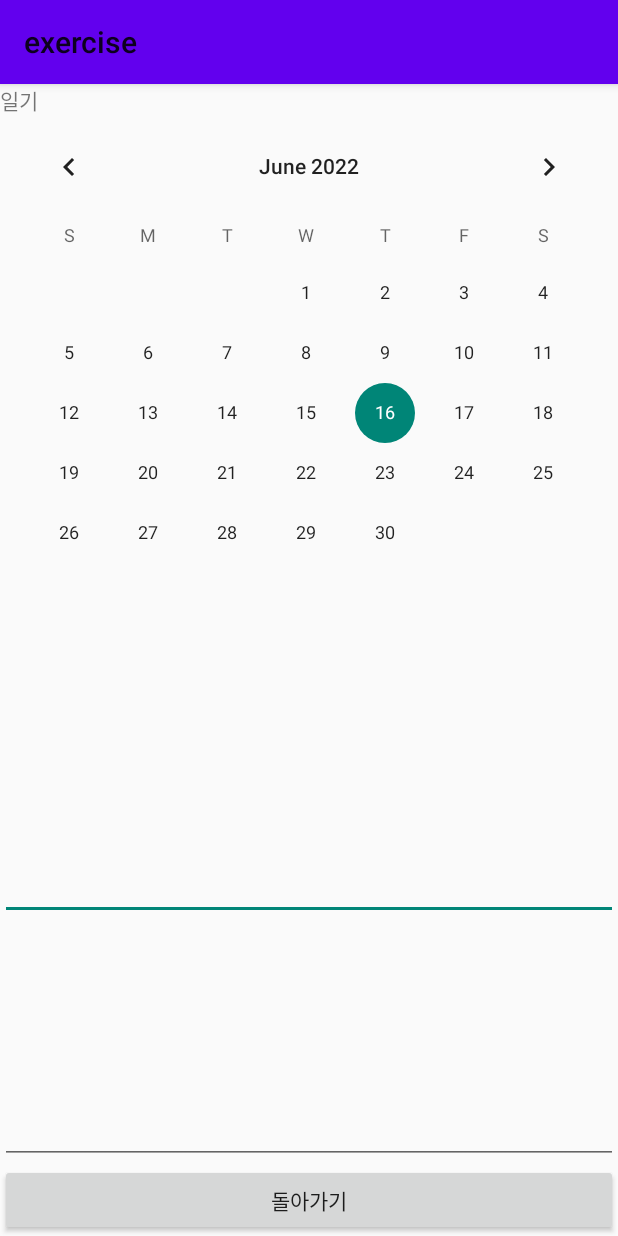
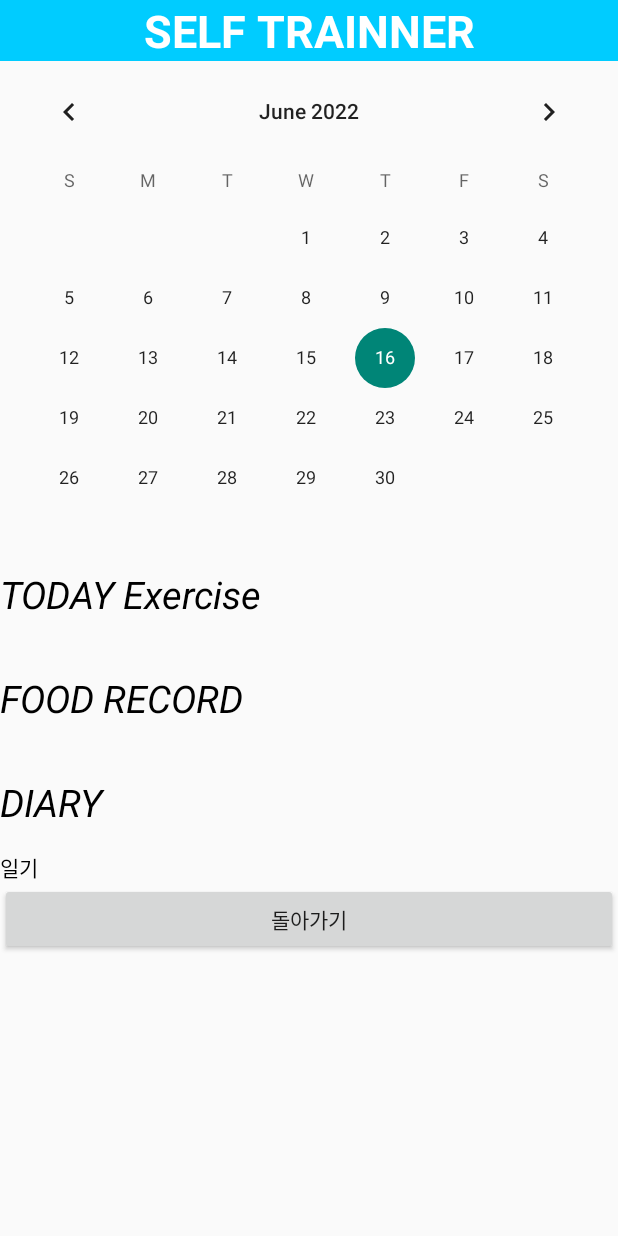
Before and after one commit to silchairmen/exercise, an Android app: the total_diary screen opened directly, with no data from a screen before it, on a phone screen of 412 x 824 dp. Run offline under Robolectric (Android 15) with nearby library versions, the phone set to English and light mode, and no system bars.

Commit message:
Final check

```diff
--- a/app/src/main/java/com/example/exercise/myDBHelper.java
+++ b/app/src/main/java/com/example/exercise/myDBHelper.java
@@ -6,12 +6,12 @@ import android.database.sqlite.SQLiteOpenHelper;
 
 public class myDBHelper extends SQLiteOpenHelper {
     public myDBHelper(Context context){
-        super(context, "myDB", null, 1);
+        super(context, "myDB_final", null, 1);
     }
 
     public void onCreate(SQLiteDatabase db){
 
-        String Diary = "CREATE TABLE myDiary(Date char(10), content varchar(500));";
+        String Diary = "CREATE TABLE myDiary(Date char(10), content Text);";
         db.execSQL(Diary);
 
         String Exer ="CREATE TABLE myExer(Date char(10), ExerContent char(500));";
--- a/app/src/main/java/com/example/exercise/total_diary.java
+++ b/app/src/main/java/com/example/exercise/total_diary.java
@@ -10,6 +10,7 @@ import android.widget.Button;
 import android.widget.CalendarView;
 import android.widget.DatePicker;
 import android.widget.EditText;
+import android.widget.TextView;
 import android.widget.Toast;
 
 import androidx.annotation.NonNull;
@@ -21,7 +22,7 @@ public class total_diary extends AppCompatActivity {
     myDBHelper myHelper;
     SQLiteDatabase sqlDB;
     CalendarView cal;
-    EditText totaldiary, totaldiary2;
+    TextView totaldiary, totaldiary2,totaldiary3;
     Button btnE, btnWrite;
     String fileName;
     int cYear, cMonth, cDay;
@@ -32,8 +33,9 @@ public class total_diary extends AppCompatActivity {
         setContentView(R.layout.total_diary);
 
         cal = (CalendarView) findViewById(R.id.calendarView1);
-        totaldiary = (EditText) findViewById(R.id.totalDiary);
-        totaldiary2 = (EditText) findViewById(R.id.totalDiary2);
+        totaldiary = (TextView) findViewById(R.id.totalDiary);
+        totaldiary2 = (TextView) findViewById(R.id.totalDiary2);
+        totaldiary3 = (TextView) findViewById(R.id.totalDiary3);
         btnWrite = (Button) findViewById(R.id.btnWrite);
         btnE = (Button) findViewById(R.id.BtnE);
 
@@ -65,8 +67,9 @@ public class total_diary extends AppCompatActivity {
                 String str = readTotal(fileName);
                 String str2 = readTotal2(fileName);
                 String str3 = readTotal3(fileName);
-                totaldiary.setText(str); //일기
-                totaldiary2.setText(str2 + str3); //운동 및 식단
+                totaldiary3.setText(str); //일기
+                totaldiary2.setText(str3);
+                totaldiary.setText(str2);//운동 및 식단
             }
         });
 
@@ -106,7 +109,7 @@ public class total_diary extends AppCompatActivity {
                 + fName + "'AND ExerContent is NOT NULL;",null);
         while (cursor.moveToNext()){
             Exerresult +="\n"
-                    +"운동 기록: "+ cursor.getString(1);
+                    +"운동 기록 "+ cursor.getString(1)+"\n";
         }
         return Exerresult;
     }
@@ -119,7 +122,7 @@ public class total_diary extends AppCompatActivity {
                 + fName + "'AND Eat is not null AND Eatcal is not null;",null);
         while (cursor.moveToNext()){
             Eatresult +=
-                    " 식사 시간: "+ cursor.getString(1)
+                            cursor.getString(1)
                             +", 음식: "
                             + cursor.getString(2)
                             +", 칼로리: "
--- a/app/src/main/res/layout/total_diary.xml
+++ b/app/src/main/res/layout/total_diary.xml
@@ -1,11 +1,20 @@
-<LinearLayout xmlns:android="http://schemas.android.com/apk/res/android"
+<ScrollView xmlns:android="http://schemas.android.com/apk/res/android"
     android:layout_width="match_parent"
-    android:layout_height="match_parent"
+    android:orientation="vertical"
+    android:layout_height="match_parent">
+    <LinearLayout
+        android:layout_width="match_parent"
+        android:layout_height="wrap_content"
         android:orientation="vertical">
     <TextView
         android:layout_width="match_parent"
         android:layout_height="wrap_content"
-        android:text="일기"/>
+        android:textSize="30dp"
+        android:gravity="center"
+        android:background="#00CCFF"
+        android:textStyle="bold"
+        android:textColor="@color/white"
+        android:text="SELF TRAINNER"/>
         <LinearLayout
             android:layout_width="match_parent"
             android:layout_height="match_parent"
@@ -18,25 +27,76 @@
         </LinearLayout>
         <LinearLayout
             android:layout_width="match_parent"
-        android:layout_height="match_parent"
-        android:orientation="vertical"
-        android:layout_weight="1">
-        <EditText
+            android:layout_height="wrap_content"
+            android:orientation="vertical">
+            <TextView
+                android:layout_width="match_parent"
+                android:layout_height="wrap_content"
+                android:text="TODAY Exercise"
+                android:textColor="@color/black"
+                android:gravity="left"
+                android:textStyle="italic"
+                android:textSize="25dp"
+                android:layout_marginBottom="15dp">
+            </TextView>
+            <TextView
                 android:id="@+id/totalDiary"
                 android:layout_width="match_parent"
-            android:layout_height="match_parent"
-            android:layout_weight="1"
-            android:lines="8"/>
-        <EditText
+                android:layout_height="wrap_content"
+                android:textSize="14dp"
+                android:gravity="left"
+                android:textColor="@color/black"
+                android:text="운동"/>
+
+            <TextView
+                android:layout_width="match_parent"
+                android:layout_height="wrap_content"
+                android:text="FOOD RECORD"
+                android:textStyle="italic"
+                android:textColor="@color/black"
+                android:gravity="left"
+                android:layout_marginBottom="15dp"
+                android:textSize="25dp">
+            </TextView>
+            <TextView
                 android:id="@+id/totalDiary2"
+                android:textSize="14dp"
+                android:gravity="left"
+                android:textColor="@color/black"
                 android:layout_width="match_parent"
-            android:layout_height="match_parent"
-            android:layout_weight="1"
-            android:lines="8"/>
+                android:layout_height="wrap_content"
+                android:text="식단"
+                />
+            <TextView
+                android:layout_width="match_parent"
+                android:layout_height="wrap_content"
+                android:textStyle="italic"
+                android:text="DIARY"
+                android:layout_marginBottom="15dp"
+                android:textColor="@color/black"
+                android:textSize="25dp">
+            </TextView>
+            <TextView
+                android:id="@+id/totalDiary3"
+                android:layout_width="match_parent"
+                android:layout_height="wrap_content"
+                android:text="일기"
+                android:textSize="14dp"
+                android:textColor="@color/black"
+                android:gravity="left"
+                />
+        </LinearLayout>
+        <LinearLayout
+            android:layout_width="match_parent"
+            android:layout_height="wrap_content"
+            android:layout_gravity="bottom">
             <Button
                 android:id="@+id/BtnE"
                 android:layout_width="match_parent"
                 android:layout_height="wrap_content"
+                android:layout_gravity="bottom"
                 android:text="돌아가기"/>
         </LinearLayout>
     </LinearLayout>
+
+</ScrollView>
--- a/app/src/main/res/values/themes.xml
+++ b/app/src/main/res/values/themes.xml
@@ -1,6 +1,6 @@
 <resources xmlns:tools="http://schemas.android.com/tools">
     <!-- Base application theme. -->
-    <style name="Theme.Exercise" parent="Theme.AppCompat.Light">
+    <style name="Theme.Exercise" parent="Theme.AppCompat.Light.NoActionBar">
         <!-- Primary brand color. -->
         <item name="colorPrimary">@color/purple_500</item>
         <item name="colorPrimaryVariant">@color/purple_700</item>
```
Also changed, not shown: app/src/main/java/com/example/exercise/exercise.java (+1 -54 lines). Lines whose indentation alone changed are shown as unchanged.
